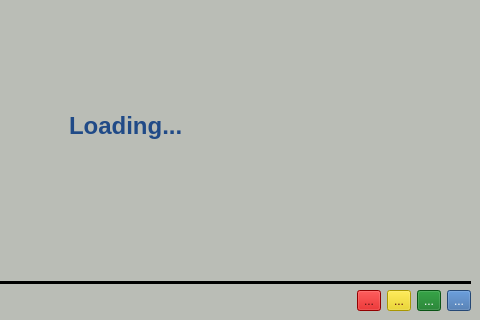
Before: the Qt Designer form resource/ui/dashboard.ui in arghyabi/iAloy_old_desktop_app, drawn with Qt 5; both pictures show x 228 to 708 and y 96 to 416 of the 708 by 416 pixel window.
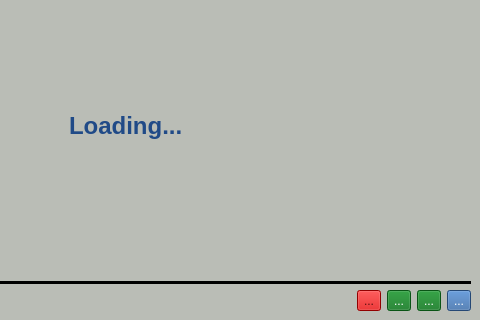
After: the same form once the commit is applied.

The edit to the form file:
```diff
--- a/resource/ui/dashboard.ui
+++ b/resource/ui/dashboard.ui
@@ -461,8 +461,8 @@
       <item>
        <widget class="QToolButton" name="new_module_info_btn">
         <property name="styleSheet">
-         <string notr="true">background-color: rgb(237, 212, 0);
-color: rgb(89, 14, 14);</string>
+         <string notr="true">background-color: rgb(13, 118, 29);
+color: rgb(255, 255, 255);</string>
         </property>
         <property name="text">
          <string>...</string>
```
